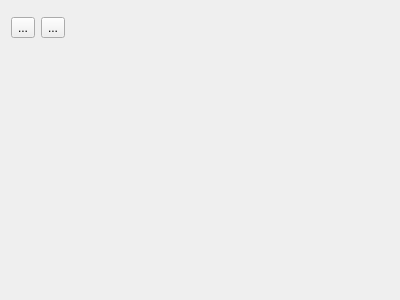
Above: Qt/my_old_programm/Tools/Generator_Curve/src/widgets/rs232_widget/src/ui/rs232_widget.ui from RinatB2017/mega_GIT before the change. Below: the same form after it.
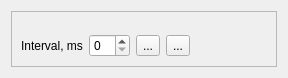
That is the form after the change. Custom widgets are drawn as their Qt base class.

What changed in the file:
```diff
--- a/Qt/my_old_programm/Tools/Generator_Curve/src/widgets/rs232_widget/src/ui/rs232_widget.ui
+++ b/Qt/my_old_programm/Tools/Generator_Curve/src/widgets/rs232_widget/src/ui/rs232_widget.ui
@@ -6,8 +6,8 @@
    <rect>
     <x>0</x>
     <y>0</y>
-    <width>400</width>
-    <height>300</height>
+    <width>288</width>
+    <height>78</height>
    </rect>
   </property>
   <property name="windowTitle">
@@ -15,10 +15,29 @@
   </property>
   <layout class="QVBoxLayout" name="verticalLayout">
    <item>
+    <widget class="QFrame" name="frame">
+     <property name="frameShape">
+      <enum>QFrame::StyledPanel</enum>
+     </property>
+     <property name="frameShadow">
+      <enum>QFrame::Raised</enum>
+     </property>
+     <layout class="QVBoxLayout" name="verticalLayout_2">
+      <item>
     <widget class="SerialBox5" name="rs232_widget" native="true"/>
    </item>
    <item>
     <layout class="QHBoxLayout" name="horizontalLayout">
+        <item>
+         <widget class="QLabel" name="label">
+          <property name="text">
+           <string>Interval, ms</string>
+          </property>
+         </widget>
+        </item>
+        <item>
+         <widget class="QSpinBox" name="sb_interval"/>
+        </item>
      <item>
       <widget class="QToolButton" name="btn_start">
        <property name="text">
@@ -48,18 +67,8 @@
      </item>
     </layout>
    </item>
-   <item>
-    <spacer name="verticalSpacer">
-     <property name="orientation">
-      <enum>Qt::Vertical</enum>
-     </property>
-     <property name="sizeHint" stdset="0">
-      <size>
-       <width>20</width>
-       <height>269</height>
-      </size>
-     </property>
-    </spacer>
+     </layout>
+    </widget>
    </item>
   </layout>
  </widget>
```
Lines whose indentation alone changed are shown as unchanged.
